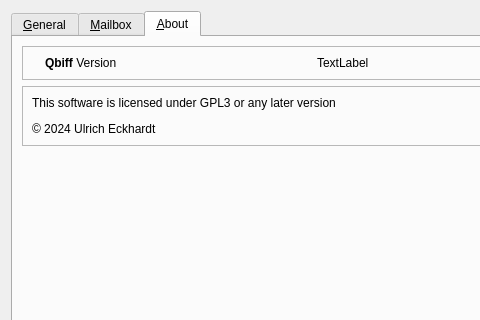
Qt form src/setup/ISetupDialog.ui (UEckhardt/traybiff) before a commit; both pictures show x 0 to 480 and y 0 to 320 of the 614 by 513 pixel window.
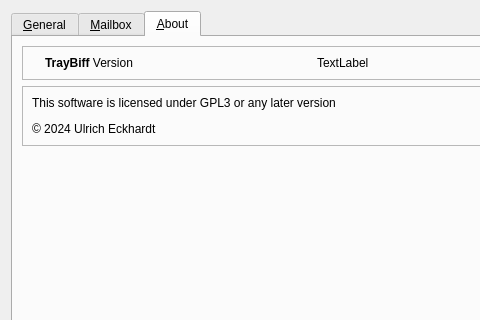
The same form after that commit. The open tabs and pages were chosen to show the change. Icons and pictures are not drawn.

The edit to the form file:
```diff
--- a/src/setup/ISetupDialog.ui
+++ b/src/setup/ISetupDialog.ui
@@ -514,7 +514,7 @@
              </font>
             </property>
             <property name="text">
-             <string>&lt;b&gt;Qbiff&lt;/b&gt; Version</string>
+             <string>&lt;html&gt;&lt;head/&gt;&lt;body&gt;&lt;p&gt;&lt;span style=&quot; font-weight:700;&quot;&gt;TrayBiff&lt;/span&gt; Version&lt;/p&gt;&lt;/body&gt;&lt;/html&gt;</string>
             </property>
             <property name="textFormat">
              <enum>Qt::RichText</enum>
```
